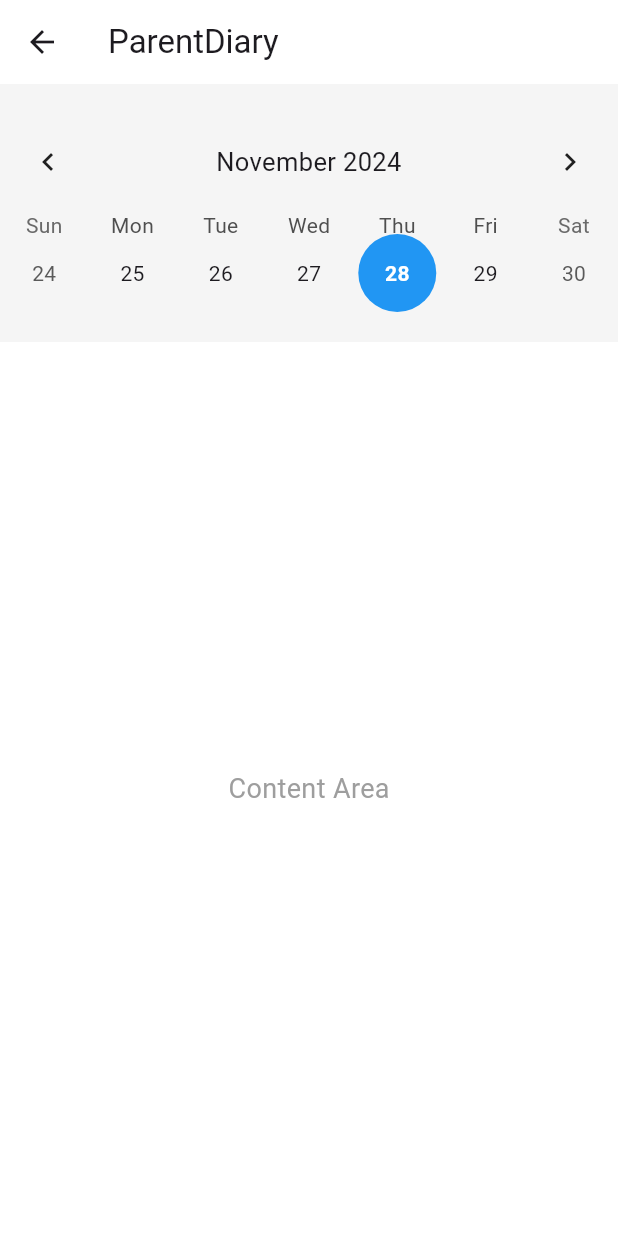
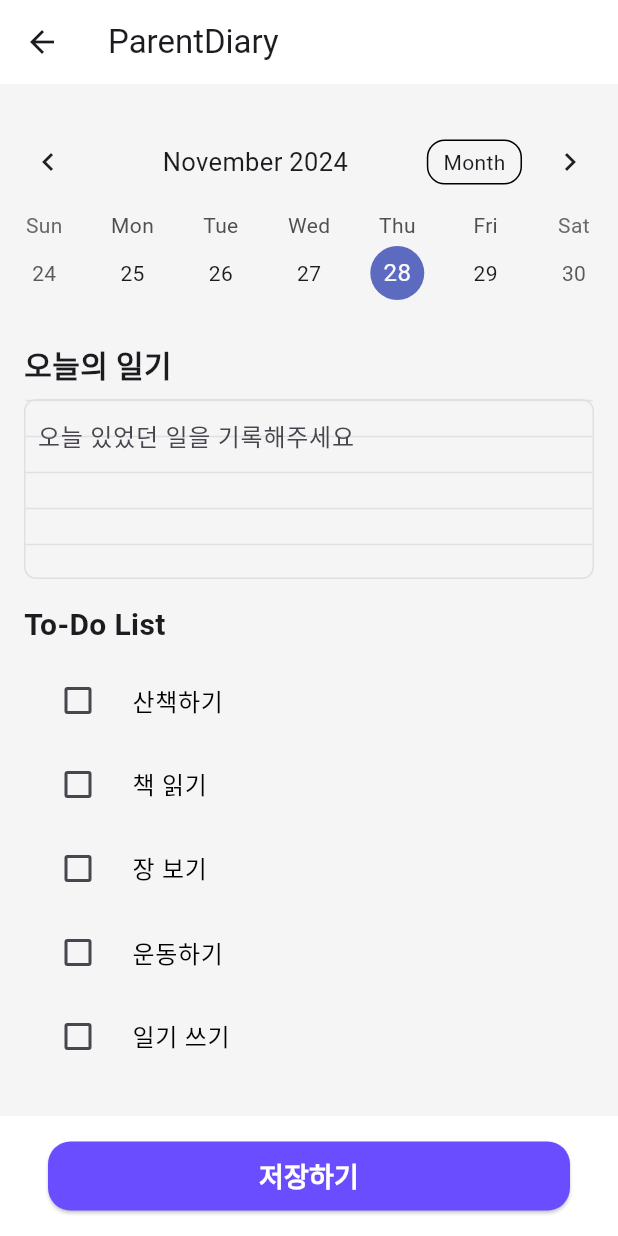
Before and after one commit to EHHO916/yonsei_gen_ai, a Flutter app: the DiaryHome screen opened directly, on a phone screen of 412 x 824 dp. Run offline on Flutter 3.47's test engine with Material 3 defaults, Android fonts, the phone set to English and light mode, and no system bars; drawn by our look-alikes of table_calendar; our stand-ins replace firebase_core, flutter_dotenv, google_sign_in; accounts and stored records are empty; Roboto replaces fonts that are missing (noto).

Commit message:
Add files via upload

```diff
--- a/lib/diary.dart
+++ b/lib/diary.dart
@@ -7,13 +7,45 @@
   _DiaryHomeState createState() => _DiaryHomeState();
 }
 
+class LinePainter extends CustomPainter {
+  final double lineHeight;
+
+  LinePainter({required this.lineHeight});
+
+  @override
+  void paint(Canvas canvas, Size size) {
+    final paint = Paint()
+      ..color = Colors.grey[300]! // 줄 색상
+      ..strokeWidth = 1.0; // 줄 두께
+
+    for (double y = 0; y < size.height; y += lineHeight) {
+      canvas.drawLine(Offset(0, y), Offset(size.width, y), paint);
+    }
+  }
+
+  @override
+  bool shouldRepaint(covariant CustomPainter oldDelegate) => false;
+}
+
 class _DiaryHomeState extends State<DiaryHome> {
-  DateTime selectedDay = DateTime.now(); // 선택된 날짜
-  DateTime focusedDay = DateTime.now(); // 화면에 보이는 달력 기준 날짜
-  CalendarFormat calendarFormat = CalendarFormat.week; // 기본은 주간 보기
+  DateTime selectedDay = DateTime.now();
+  DateTime focusedDay = DateTime.now();
+  CalendarFormat calendarFormat = CalendarFormat.week;
 
-  // 날짜별 이모지 저장
   final Map<DateTime, String> emojiByDate = {};
+  final TextEditingController _textEditingController = TextEditingController();
+
+  static const double lineHeight = 24.0; // 한 줄의 높이
+  static const int visibleLines = 5; // 보이는 줄 수
+  final double containerHeight = lineHeight * visibleLines; // 컨테이너 높이
+
+  final List<Map<String, dynamic>> toDoList = [
+    {"title": "산책하기", "done": false},
+    {"title": "책 읽기", "done": false},
+    {"title": "장 보기", "done": false},
+    {"title": "운동하기", "done": false},
+    {"title": "일기 쓰기", "done": false},
+  ];
 
   final Map<String, String> emotionEmojis = {
     'Angry': '😡',
@@ -24,6 +56,14 @@
     'Inspired': '✨',
     'Happy': '😊',
   };
+
+  final ScrollController _contentScrollController = ScrollController(); // 스크롤 컨트롤러 추가
+
+  @override
+  void dispose() {
+    _contentScrollController.dispose(); // 메모리 누수를 방지하기 위해 dispose
+    super.dispose();
+  }
 
   void toggleCalendarFormat() {
     setState(() {
@@ -43,7 +83,11 @@
         shape: RoundedRectangleBorder(
           borderRadius: BorderRadius.circular(15),
         ),
-        child: Padding(
+        child: Container(
+          decoration: BoxDecoration(
+            color: Colors.white,
+            borderRadius: BorderRadius.circular(15),
+          ),
           padding: const EdgeInsets.all(16.0),
           child: Column(
             mainAxisSize: MainAxisSize.min,
@@ -67,7 +111,7 @@
                       setState(() {
                         emojiByDate[selectedDay] = entry.value; // 선택한 이모지를 저장
                       });
-                      Navigator.pop(context); // 다이얼로그 닫기
+                      Navigator.pop(context);
                     },
                     child: Column(
                       mainAxisSize: MainAxisSize.min,
@@ -89,18 +133,18 @@
               const SizedBox(height: 20),
               ElevatedButton(
                 onPressed: () {
-                  Navigator.pop(context); // 다이얼로그 닫기
+                  Navigator.pop(context);
                 },
                 style: ElevatedButton.styleFrom(
-                  padding: const EdgeInsets.symmetric(
-                      horizontal: 30, vertical: 12),
+                  backgroundColor: Colors.white,
+                  padding: const EdgeInsets.symmetric(horizontal: 30, vertical: 12),
                   shape: RoundedRectangleBorder(
                     borderRadius: BorderRadius.circular(30),
                   ),
                 ),
                 child: const Text(
-                  "Cancel",
-                  style: TextStyle(color: Colors.white),
+                  "닫기",
+                  style: TextStyle(color: Colors.black),
                 ),
               ),
             ],
@@ -118,129 +162,169 @@
         leading: IconButton(
           icon: const Icon(Icons.arrow_back),
           onPressed: () {
-            Navigator.pop(context); // 뒤로 가기 버튼
+            Navigator.pop(context);
           },
         ),
         backgroundColor: Colors.white,
       ),
       backgroundColor: const Color(0xFFF5F5F5),
-      body: GestureDetector(
-        onLongPress: toggleCalendarFormat, // 길게 누르면 포맷 전환
-        child: Column(
-          children: [
-            const SizedBox(height: 20),
+      body: CustomScrollView(
+        controller: _contentScrollController,
+        slivers: [
           // 캘린더 부분
-            Container(
-              color: Colors.transparent, // 터치 가능한 배경
+          SliverToBoxAdapter(
+            child: Padding(
+              padding: const EdgeInsets.only(top: 20.0),
               child: TableCalendar(
                 firstDay: DateTime(2000),
                 lastDay: DateTime(2100),
-                focusedDay: focusedDay, // 오늘 날짜가 속한 주를 기본으로 보여줌
+                focusedDay: focusedDay,
                 selectedDayPredicate: (day) => isSameDay(selectedDay, day),
                 onDaySelected: (newSelectedDay, newFocusedDay) {
                   setState(() {
                     selectedDay = newSelectedDay;
-                    focusedDay = newFocusedDay; // 포커스를 새로운 날짜로 업데이트
+                    focusedDay = newFocusedDay;
                   });
-                  showEmojiSelectionDialog(); // 날짜 클릭 시 이모지 선택 다이얼로그 호출
+                  showEmojiSelectionDialog();
                 },
-                calendarFormat: calendarFormat, // 포맷 동적 변경
+                calendarFormat: calendarFormat,
+                onFormatChanged: (format) {
+                  setState(() {
+                    calendarFormat = format;
+                  });
+                },
                 availableCalendarFormats: const {
                   CalendarFormat.week: 'Week',
                   CalendarFormat.month: 'Month',
                 },
                 calendarStyle: const CalendarStyle(
-                  selectedDecoration: BoxDecoration(
-                    color: Colors.blue,
-                    shape: BoxShape.circle,
-                  ),
-                  todayDecoration: BoxDecoration(
-                    color: Colors.red,
-                    shape: BoxShape.circle,
-                  ),
+                  cellMargin: EdgeInsets.symmetric(vertical: 8),
                 ),
                 headerStyle: const HeaderStyle(
                   titleCentered: true,
-                  formatButtonVisible: false,
+                  formatButtonVisible: true,
                 ),
-                // 날짜에 따라 커스텀 표시
-                calendarBuilders: CalendarBuilders(
-                  defaultBuilder: (context, day, focusedDay) {
-                    if (emojiByDate.containsKey(day)) {
-                      return Center(
+              ),
+            ),
+          ),
+          const SliverToBoxAdapter(
+            child: SizedBox(height: 20),
+          ),
+          // 일기 및 To-Do List 부분
+          SliverToBoxAdapter(
+            child: Padding(
+              padding: const EdgeInsets.symmetric(horizontal: 16.0),
               child: Column(
-                          mainAxisSize: MainAxisSize.min,
+                crossAxisAlignment: CrossAxisAlignment.start,
                 children: [
-                            Text(
-                              emojiByDate[day]!,
-                              style: const TextStyle(fontSize: 32),
-                            ),
-                            Text(
-                              "${day.day}",
-                              style: const TextStyle(fontSize: 12),
-                            ),
-                          ],
-                        ),
-                      );
-                    }
-                    return null; // 기본 스타일로 표시
-                  },
-                  selectedBuilder: (context, day, focusedDay) {
-                    return Container(
-                      width: 40,
-                      height: 40,
-                      decoration: const BoxDecoration(
-                        color: Colors.blue,
-                        shape: BoxShape.circle,
-                      ),
-                      child: Center(
-                        child: Text(
-                          "${day.day}",
-                          style: const TextStyle(
-                            color: Colors.white,
+                  const Text(
+                    "오늘의 일기",
+                    style: TextStyle(
+                      fontSize: 20,
                       fontWeight: FontWeight.bold,
                     ),
                   ),
+                  const SizedBox(height: 8),
+                  Container(
+                    height: containerHeight,
+                    decoration: BoxDecoration(
+                      color: Colors.grey[100],
+                      borderRadius: BorderRadius.circular(8),
+                      border: Border.all(color: Colors.grey[300]!),
                     ),
-                    );
-                  },
-                  todayBuilder: (context, day, focusedDay) {
-                    return Container(
-                      width: 40,
-                      height: 40,
-                      decoration: const BoxDecoration(
-                        color: Colors.red,
-                        shape: BoxShape.circle,
+                    child: Stack(
+                      children: [
+                        CustomPaint(
+                          size: Size(double.infinity, containerHeight),
+                          painter: LinePainter(lineHeight: lineHeight),
                         ),
-                      child: Center(
-                        child: Text(
-                          "${day.day}",
+                        Padding(
+                          padding: const EdgeInsets.symmetric(horizontal: 8.0),
+                          child: TextField(
+                            controller: _textEditingController,
+                            maxLines: null,
+                            keyboardType: TextInputType.multiline,
+                            decoration: const InputDecoration(
+                              hintText: '오늘 있었던 일을 기록해주세요',
+                              border: InputBorder.none,
+                              contentPadding: EdgeInsets.zero,
+                            ),
                             style: const TextStyle(
-                            color: Colors.white,
-                            fontWeight: FontWeight.bold,
-                          ),
-                        ),
-                      ),
-                    );
-                  },
-                ),
-              ),
-            ),
-            const SizedBox(height: 20),
-            Expanded(
-              child: Container(
-                color: Colors.white,
-                child: Center(
-                  child: Text(
-                    "Content Area", // 이곳에 다른 콘텐츠 추가 가능
-                    style: const TextStyle(fontSize: 18, color: Colors.grey),
-                  ),
+                              fontSize: 16,
+                              height: 1.5,
                             ),
                           ),
                         ),
                       ],
                     ),
                   ),
+                  const SizedBox(height: 16),
+                  const Text(
+                    "To-Do List",
+                    style: TextStyle(
+                      fontSize: 20,
+                      fontWeight: FontWeight.bold,
+                    ),
+                  ),
+                  const SizedBox(height: 8),
+                  ListView.builder(
+                    shrinkWrap: true,
+                    physics: const NeverScrollableScrollPhysics(),
+                    itemCount: toDoList.length,
+                    itemBuilder: (context, index) {
+                      return CheckboxListTile(
+                        title: Text(
+                          toDoList[index]['title'],
+                          style: TextStyle(
+                            decoration: toDoList[index]['done']
+                                ? TextDecoration.lineThrough
+                                : TextDecoration.none,
+                            color: toDoList[index]['done'] ? Colors.grey : Colors.black,
+                          ),
+                        ),
+                        value: toDoList[index]['done'],
+                        onChanged: (value) {
+                          setState(() {
+                            toDoList[index]['done'] = value!;
+                          });
+                        },
+                        controlAffinity: ListTileControlAffinity.leading,
+                      );
+                    },
+                  ),
+                ],
+              ),
+            ),
+          ),
+        ],
+      ),
+      bottomNavigationBar: BottomAppBar(
+        color: Colors.white,
+        child: Padding(
+          padding: const EdgeInsets.symmetric(horizontal: 16.0, vertical: 5.0),
+          child: ElevatedButton(
+            onPressed: () {
+              // 저장 기능 추가 가능
+              print("일기 및 To-Do List 저장");
+            },
+            style: ElevatedButton.styleFrom(
+              backgroundColor: const Color(0xFF6A4DFF),
+              padding: const EdgeInsets.symmetric(vertical: 5),
+              shape: RoundedRectangleBorder(
+                borderRadius: BorderRadius.circular(15),
+              ),
+            ),
+            child: const Text(
+              "저장하기",
+              style: TextStyle(
+                color: Colors.white,
+                fontSize: 18,
+                fontWeight: FontWeight.bold,
+              ),
+            ),
+          ),
+        ),
+      ),
     );
   }
 }
```
Lines whose indentation alone changed are shown as unchanged.
